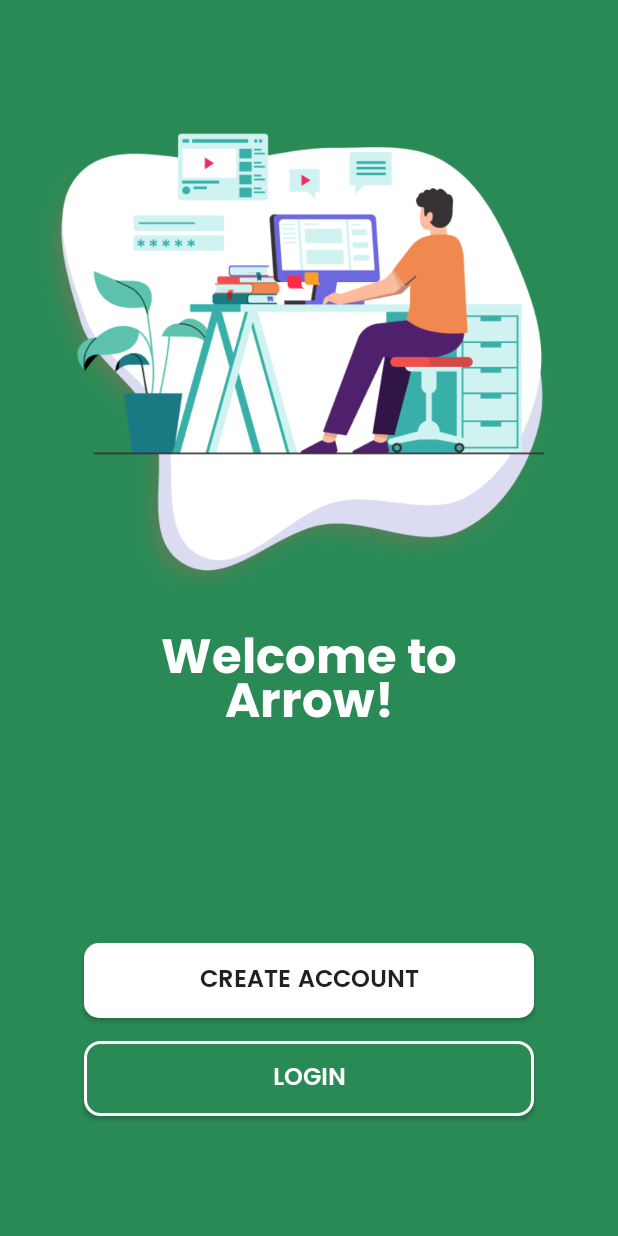
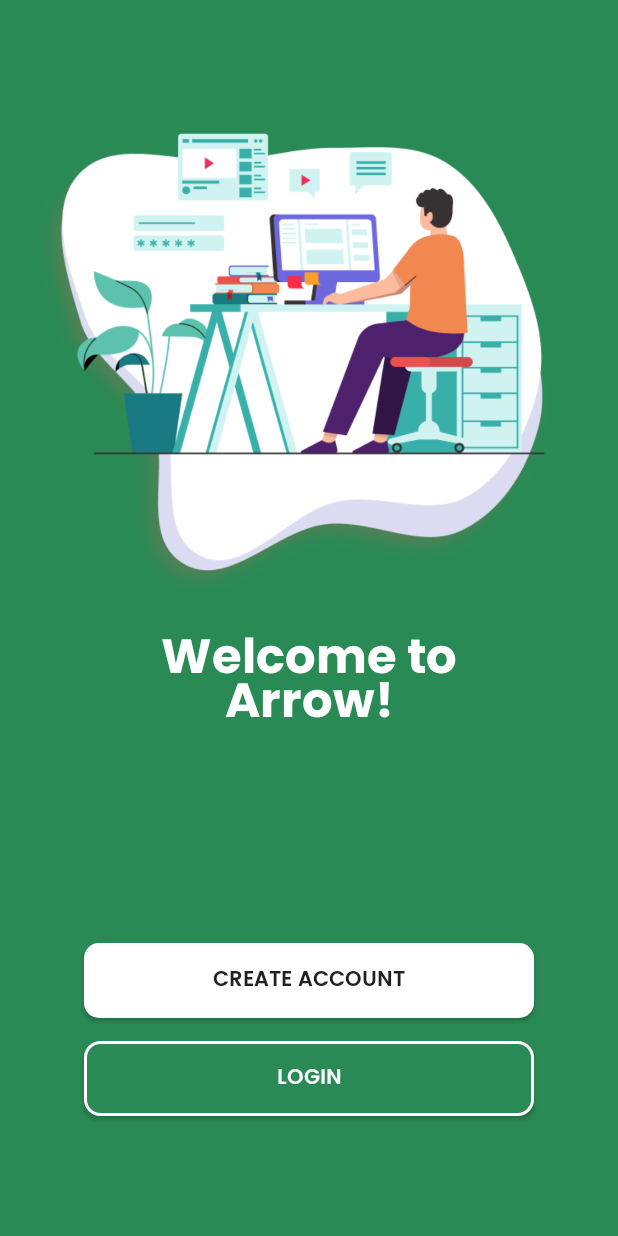
Before and after one commit to camarillobryanb/Arrow_MOBDEVE, an Android app: the LoginActivity screen opened directly, with no data from a screen before it, on a phone screen of 412 x 824 dp. Run offline under Robolectric (Android 15) with nearby library versions, the phone set to English and light mode, and no system bars.

Commit message:
test login page

```diff
--- /dev/null
+++ b/app/src/main/res/drawable/login_background.xml
@@ -0,0 +1,6 @@
+<?xml version="1.0" encoding="utf-8"?>
+<shape xmlns:android="http://schemas.android.com/apk/res/android">
+    android:shape="rectangle">
+    <solid android:color="@color/white"/>
+    <corners android:radius="50dp"/>
+</shape>
--- a/app/src/main/res/layout/activity_login.xml
+++ b/app/src/main/res/layout/activity_login.xml
@@ -8,7 +8,7 @@
     tools:context=".LoginActivity">
 
     <ImageView
-        android:id="@+id/imageView"
+        android:id="@+id/iv_login"
         android:layout_width="wrap_content"
         android:layout_height="wrap_content"
         android:layout_marginTop="80dp"
@@ -20,7 +20,7 @@
         app:srcCompat="@drawable/login" />
 
     <TextView
-        android:id="@+id/textView"
+        android:id="@+id/tv_title"
         android:layout_width="wrap_content"
         android:layout_height="wrap_content"
         android:layout_marginTop="20dp"
@@ -33,23 +33,23 @@
         android:lineSpacingExtra="-15dp"
         app:layout_constraintEnd_toEndOf="parent"
         app:layout_constraintStart_toStartOf="parent"
-        app:layout_constraintTop_toBottomOf="@+id/imageView" />
+        app:layout_constraintTop_toBottomOf="@+id/iv_login" />
 
     <Button
-        android:id="@+id/button"
+        android:id="@+id/btn_newacc"
         android:layout_width="300dp"
         android:layout_height="50dp"
         android:layout_marginBottom="15dp"
         android:background="@drawable/createaccount_button"
         android:fontFamily="@font/poppins_semibold"
         android:text="Create Account"
-        android:textSize="16sp"
-        app:layout_constraintBottom_toTopOf="@+id/button2"
+        android:textSize="14sp"
+        app:layout_constraintBottom_toTopOf="@+id/btn_gologin"
         app:layout_constraintEnd_toEndOf="parent"
         app:layout_constraintStart_toStartOf="parent" />
 
     <Button
-        android:id="@+id/button2"
+        android:id="@+id/btn_gologin"
         android:layout_width="300dp"
         android:layout_height="50dp"
         android:layout_marginBottom="80dp"
@@ -57,7 +57,7 @@
         android:fontFamily="@font/poppins_semibold"
         android:text="LOGIN"
         android:textColor="#FFFFFF"
-        android:textSize="16sp"
+        android:textSize="14sp"
         app:layout_constraintBottom_toBottomOf="parent"
         app:layout_constraintEnd_toEndOf="parent"
         app:layout_constraintHorizontal_bias="0.498"
```
Also changed, not shown: app/src/main/res/layout/activity_loginpage.xml (added, +19 -0 lines).
